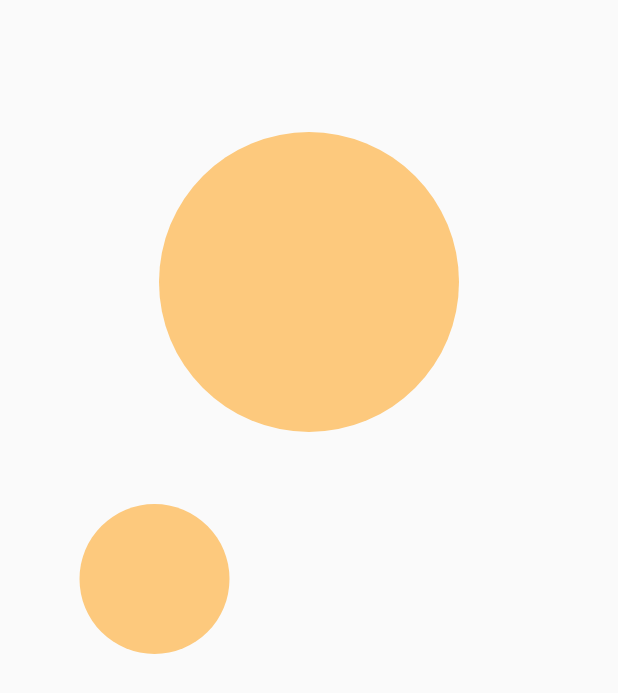
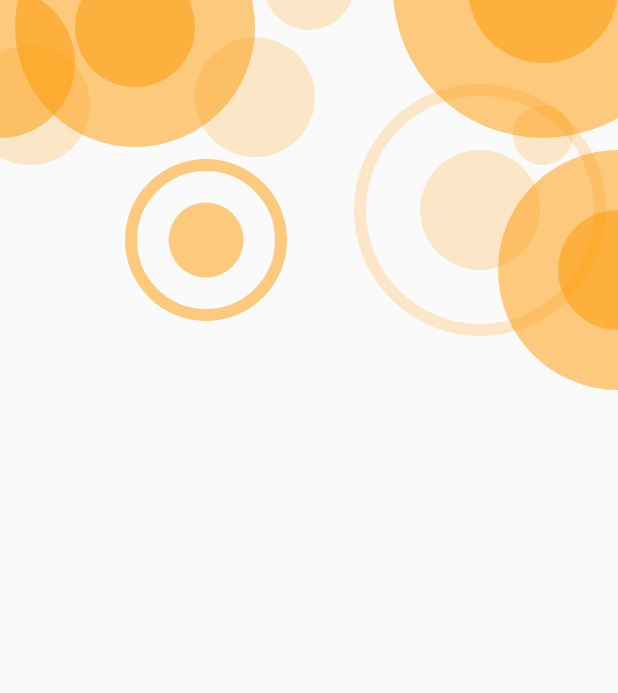
Before and after one commit to deus-magna/animations, a Flutter app: the screen it shows after launch, after a tap on "Circles", on a phone screen of 412 x 824 dp. Shown: the top 693 px of the screen. Run offline on Flutter 3.47's test engine with Material 2 defaults, Android fonts, the phone set to English and light mode, and no system bars.

Commit message:
Adding a beautiful circles animation :)

```diff
--- a/lib/views/circles_view.dart
+++ b/lib/views/circles_view.dart
@@ -16,11 +16,11 @@ class _CirclesViewState extends State<CirclesView>
   void initState() {
     super.initState();
     controller =
-        AnimationController(duration: Duration(seconds: 5), vsync: this);
+        AnimationController(duration: Duration(seconds: 10), vsync: this);
 
     controller.forward();
 
-    animation = Tween(begin: 0.0, end: 900.0).animate(controller)
+    animation = Tween(begin: 0.0, end: 2000.0).animate(controller)
       ..addListener(() {
         setState(() {
           waveRadius = animation.value;
@@ -58,23 +58,33 @@ class _CirclesViewState extends State<CirclesView>
 }
 
 class CirclesPainter extends CustomPainter {
-  final double radius;
+  final double difY;
 
-  CirclesPainter(this.radius);
+  CirclesPainter(this.difY);
 
   @override
   void paint(Canvas canvas, Size size) {
-    final paint = Paint()
-      ..color = Colors.orange.withOpacity(0.5)
-      ..strokeWidth = 2
-      ..style = PaintingStyle.fill
-      ..strokeCap = StrokeCap.round;
+    // final List<Offset> offsets = [
+    //   Offset(size.width / 2, difY - 10),
+    //   Offset(size.width / 4, (difY * 2) - 10),
+    //   Offset(size.width / 1.5, difY - 70),
+    // ];
 
-    Offset center = Offset(size.width / 2, radius - 10);
-    Offset center2 = Offset(size.width / 4, (radius * 2) - 10);
+    // for (var offset in offsets) {
+    //   canvas.drawCircle(offset, 100, fillPaint);
+    // }
 
-    canvas.drawCircle(center, 100, paint);
-    canvas.drawCircle(center2, 50, paint);
+    final fallingCircles = mockFallingCircles(size, difY);
+
+    for (var circle in fallingCircles) {
+      final paint = Paint()
+        ..color = circle.color.withOpacity(circle.opacity)
+        ..strokeWidth = 8
+        ..style = circle.shape == 0 ? PaintingStyle.fill : PaintingStyle.stroke
+        ..strokeCap = StrokeCap.round;
+
+      canvas.drawCircle(circle.offset, circle.radius, paint);
+    }
   }
 
   @override
@@ -83,3 +93,45 @@ class CirclesPainter extends CustomPainter {
   @override
   bool shouldRebuildSemantics(CirclesPainter oldDelegate) => true;
 }
+
+class FallingCircle {
+  final Offset offset;
+  final double radius;
+  final int shape;
+  final Color color;
+  final double opacity;
+
+  FallingCircle(this.offset, this.radius, this.shape,
+      {this.color = Colors.orange, this.opacity = 0.5});
+}
+
+List<FallingCircle> mockFallingCircles(Size size, double difY) {
+  final backCircles = [
+    FallingCircle(Offset(size.width - 50, difY / 1.5 - 350), 50, 0,
+        opacity: 0.2),
+    FallingCircle(Offset(size.width / 2, difY / 2 - 120), 30, 0, opacity: 0.2),
+    FallingCircle(Offset(size.width - 50, difY / 2 - 20), 20, 0, opacity: 0.2),
+    FallingCircle(Offset(100, difY / 2 - 200), 50, 1, opacity: 0.2),
+    FallingCircle(Offset(100, difY / 2 - 200), 25, 0, opacity: 0.2),
+    FallingCircle(Offset(20, difY / 2 - 40), 40, 0, opacity: 0.2),
+    FallingCircle(Offset(170, difY / 2.1 - 40), 40, 0, opacity: 0.2),
+    FallingCircle(Offset(320, difY - 80), 80, 1, opacity: 0.2),
+    FallingCircle(Offset(320, difY - 80), 40, 0, opacity: 0.2),
+  ];
+  final frontCircles = [
+    FallingCircle(Offset(size.width - 50, difY * 1.1 - 250), 100, 0),
+    FallingCircle(Offset(size.width - 50, difY * 1.1 - 250), 50, 0),
+    FallingCircle(Offset(size.width, difY * 1.5 - 150), 80, 0),
+    FallingCircle(Offset(size.width, difY * 1.5 - 150), 40, 0),
+    FallingCircle(Offset(200, difY - 400), 100, 1),
+    FallingCircle(Offset(200, difY - 400), 50, 0),
+    FallingCircle(Offset(0, difY * 1.1 - 200), 50, 0),
+    FallingCircle(Offset(size.width / 3, difY - 60), 50, 1),
+    FallingCircle(Offset(size.width / 3, difY - 60), 25, 0),
+    FallingCircle(Offset(90, difY * 0.9 - 180), 80, 0),
+    FallingCircle(Offset(90, difY * 0.9 - 180), 40, 0),
+  ];
+
+  frontCircles.addAll(backCircles);
+  return frontCircles;
+}
--- a/lib/views/multiple_waves_view.dart
+++ b/lib/views/multiple_waves_view.dart
@@ -98,7 +98,7 @@ class WavesPainter extends CustomPainter {
     Offset rightCenter = Offset(size.width, size.height / 2);
     final maxRad = maxRadius(size.width / 2, size.height / 2);
 
-    for (int i = 0; currentRadius < maxRad; currentRadius += gap) {
+    for (var i = 0; currentRadius < maxRad; currentRadius += gap) {
       canvas.drawCircle(topCenter, currentRadius, backPaint);
       canvas.drawCircle(bottomCenter, currentRadius, greenPaint);
       canvas.drawCircle(leftCenter, currentRadius, orangePaint);
```
